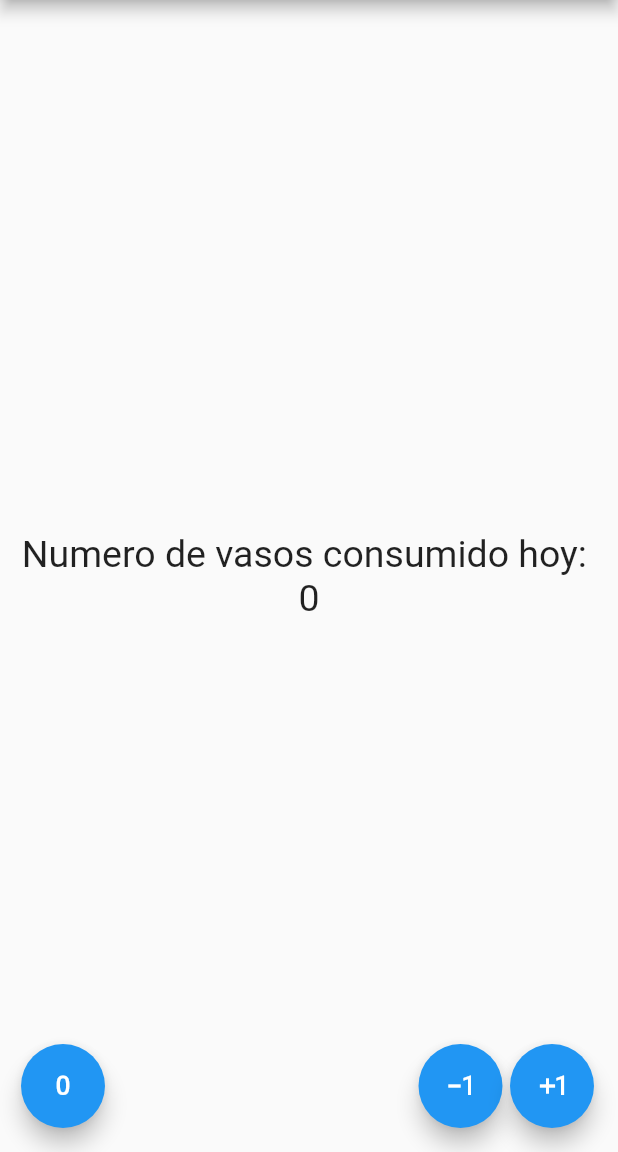
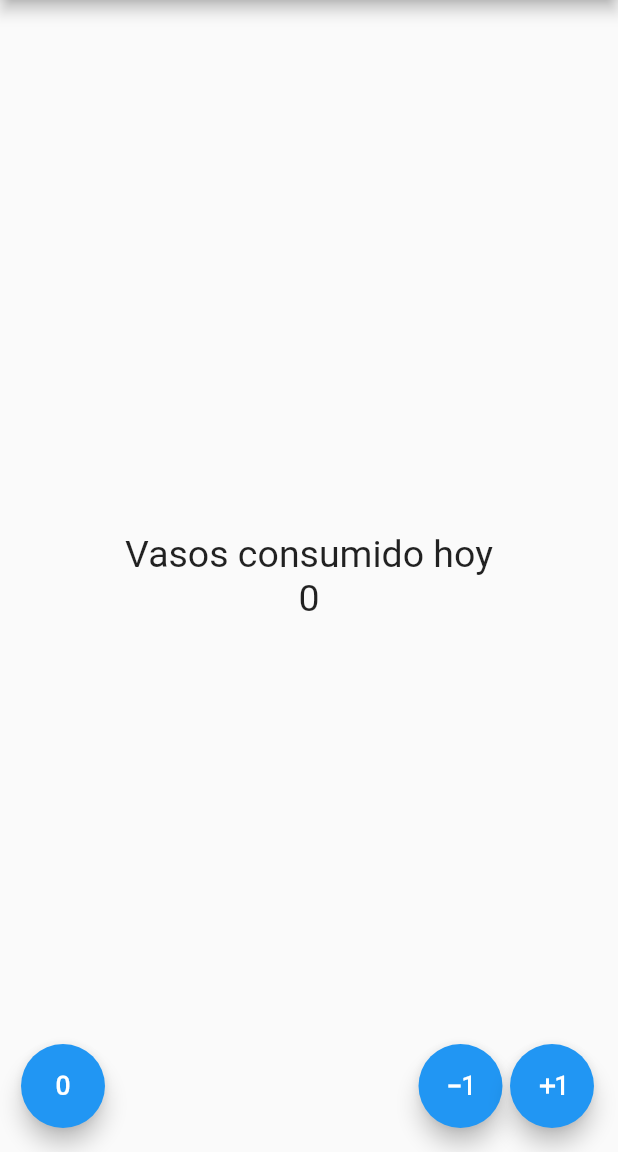
Before and after one commit to WaAlvis/Accountant_flutter, a Flutter app: the screen it shows after launch, on a phone screen of 412 x 824 dp, the part 84-1236 px from its top. Run offline on Flutter 3.47's test engine with Material 2 defaults, Android fonts, the phone set to English and light mode, and no system bars.

Commit message:
COntador ajustado

```diff
--- a/lib/src/pages/contador_page.dart
+++ b/lib/src/pages/contador_page.dart
@@ -22,7 +22,7 @@ class _ContadorPageState extends State<ContadorPage> {
           mainAxisAlignment: MainAxisAlignment.center,
           children: <Widget>[
             Text(
-              'Numero de vasos consumido hoy: ',
+              'Vasos consumido hoy',
               style: _estiloTexto,
             ),
             Text(
```
